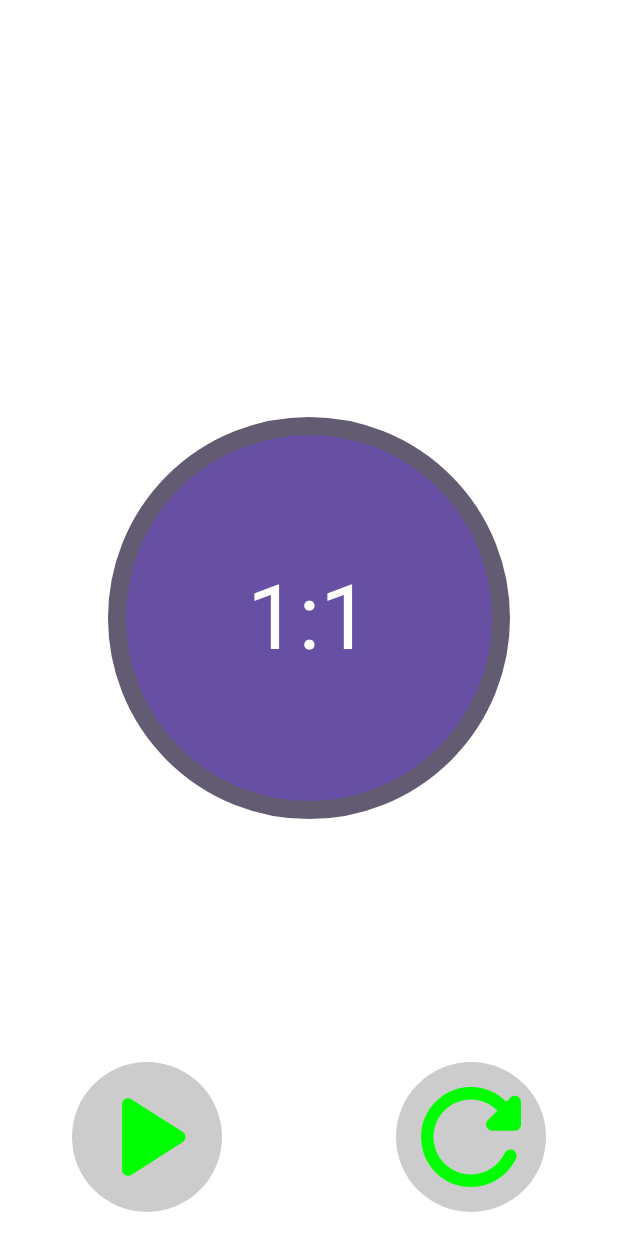
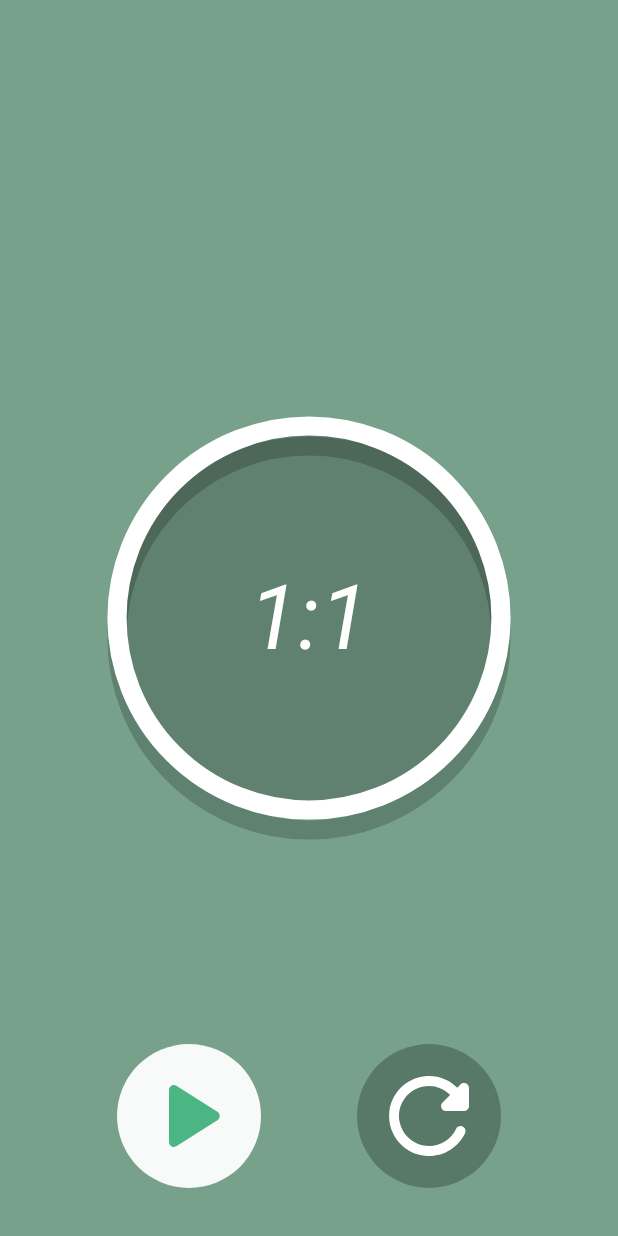
Before and after one commit to kkgosu/ComposeTimer, an Android app built with Jetpack Compose: the @Preview function Timer, on a phone screen of 412 x 824 dp. Run offline under Robolectric (Android 15) with nearby library versions, the phone set to English and light mode, and no system bars.

Commit message:
ui imporves

```diff
--- a/app/src/main/java/com/kvlg/composetimer/MainActivity.kt
+++ b/app/src/main/java/com/kvlg/composetimer/MainActivity.kt
@@ -11,10 +11,8 @@ import androidx.compose.animation.fadeIn
 import androidx.compose.animation.fadeOut
 import androidx.compose.foundation.Canvas
 import androidx.compose.foundation.background
-import androidx.compose.foundation.clickable
 import androidx.compose.foundation.gestures.detectTapGestures
 import androidx.compose.foundation.gestures.detectVerticalDragGestures
-import androidx.compose.foundation.interaction.MutableInteractionSource
 import androidx.compose.foundation.layout.Arrangement
 import androidx.compose.foundation.layout.Box
 import androidx.compose.foundation.layout.BoxScope
@@ -27,7 +25,7 @@ import androidx.compose.material.icons.Icons
 import androidx.compose.material.icons.rounded.ArrowBack
 import androidx.compose.material.icons.rounded.PlayArrow
 import androidx.compose.material.icons.rounded.Refresh
-import androidx.compose.material.ripple.rememberRipple
+import androidx.compose.material3.ExperimentalMaterial3Api
 import androidx.compose.material3.Icon
 import androidx.compose.material3.MaterialTheme
 import androidx.compose.material3.Surface
@@ -42,12 +40,13 @@ import androidx.compose.runtime.setValue
 import androidx.compose.ui.Alignment
 import androidx.compose.ui.Modifier
 import androidx.compose.ui.draw.clip
+import androidx.compose.ui.geometry.Offset
 import androidx.compose.ui.graphics.Color
 import androidx.compose.ui.graphics.StrokeCap
 import androidx.compose.ui.graphics.drawscope.Stroke
 import androidx.compose.ui.graphics.vector.ImageVector
 import androidx.compose.ui.input.pointer.pointerInput
-import androidx.compose.ui.platform.LocalDensity
+import androidx.compose.ui.text.font.FontStyle
 import androidx.compose.ui.tooling.preview.Preview
 import androidx.compose.ui.unit.dp
 import androidx.compose.ui.unit.sp
@@ -73,10 +72,8 @@ fun Timer() {
     var timerValue1 by remember { mutableStateOf(10) }
     var timerValue2 by remember { mutableStateOf(10) }
     var isTutorialVisible by remember { mutableStateOf(false) }
-    var deltaDragValue by remember { mutableStateOf(0f) }
     val angle = remember { Animatable(InitialValue) }
     var isTimerStarted by remember { mutableStateOf(false) }
-    val borderWidth = with(LocalDensity.current) { 12.dp.toPx() }
     var isInLeftSide by remember { mutableStateOf(false) }
     val scope = rememberCoroutineScope()
     LaunchedEffect(key1 = isTimerStarted) {
@@ -86,10 +83,11 @@ fun Timer() {
     }
     Box(modifier = Modifier
         .fillMaxSize()
-        .padding(16.dp)) {
+        .background(color = Color(0xFF77A18A))
+        .padding(32.dp)) {
         Box(modifier = Modifier.align(Alignment.Center)) {
-            val background = MaterialTheme.colorScheme.primary
-            val borderColor = MaterialTheme.colorScheme.secondary
+            val background = Color(0xFF60816F)
+            val borderColor = Color.White
             Canvas(modifier = Modifier
                 .align(Alignment.Center)
                 .padding(16.dp)
@@ -98,6 +96,7 @@ fun Timer() {
                     detectTapGestures(
                         onPress = {
                             isTutorialVisible = true
+                            isInLeftSide = it.x <= size.width / 2
                             scope.launch { isTutorialVisible = !tryAwaitRelease() }
                         }
                     )
@@ -106,6 +105,7 @@ fun Timer() {
                     detectVerticalDragGestures(
                         onVerticalDrag = { change, dragAmount ->
                             isTutorialVisible = true
+                            isInLeftSide = change.position.x <= size.width / 2
                             if (isInLeftSide) {
                                 timerValue1 -= (dragAmount).toInt()
                             } else {
@@ -125,20 +125,33 @@ fun Timer() {
                 }
             ) {
                 drawCircle(color = background)
+                drawArc(color = Color.Black,
+                    startAngle = StartAngle,
+                    sweepAngle = angle.value,
+                    useCenter = false,
+                    alpha = 0.2f,
+                    size = size,
+                    topLeft = Offset(0f, 20f),
+                    style = Stroke(width = size.minDimension * 0.05f, cap = StrokeCap.Round))
                 drawArc(color = borderColor,
                     startAngle = StartAngle,
                     sweepAngle = angle.value,
                     useCenter = false,
-                    style = Stroke(width = borderWidth, cap = StrokeCap.Round))
+                    size = size,
+                    style = Stroke(width = size.minDimension * 0.05f, cap = StrokeCap.Round))
             }
             TimerText("${timerValue1 / 10}", "${timerValue2 / 10}", isTutorial = false)
         }
-        if (isTimerStarted) {
-            BottomButton(icon = Icons.Rounded.ArrowBack, onClick = { isTimerStarted = !isTimerStarted }, isLeftButton = true)
-        } else {
-            BottomButton(icon = Icons.Rounded.PlayArrow, onClick = { isTimerStarted = !isTimerStarted }, isLeftButton = true)
+        Row(modifier = Modifier.align(Alignment.BottomCenter), horizontalArrangement = Arrangement.Center) {
+            if (isTimerStarted) {
+                BottomButton(icon = Icons.Rounded.ArrowBack, onClick = { isTimerStarted = !isTimerStarted }, isLeftButton = true)
+            } else {
+                BottomButton(icon = Icons.Rounded.PlayArrow, onClick = { isTimerStarted = !isTimerStarted }, isLeftButton = true)
+            }
+            BottomButton(icon = Icons.Rounded.Refresh,
+                onClick = { timerValue1 = 0; timerValue2 = 0; scope.launch { angle.snapTo(InitialValue) }; isTimerStarted = false },
+                isLeftButton = false)
         }
-        BottomButton(icon = Icons.Rounded.Refresh, onClick = { isTimerStarted = !isTimerStarted }, isLeftButton = false)
     }
     AnimatedVisibility(visible = isTutorialVisible, enter = fadeIn(), exit = fadeOut()) {
         Box(modifier = Modifier
@@ -152,30 +165,29 @@ fun Timer() {
     }
 }
 
+@OptIn(ExperimentalMaterial3Api::class)
 @Composable
-fun BoxScope.BottomButton(
+fun BottomButton(
     icon: ImageVector,
     onClick: () -> Unit,
     isLeftButton: Boolean,
+    isActive: Boolean = true,
 ) {
-    val indication = rememberRipple(
-        bounded = false,
-        radius = 50.dp
-    )
-    val alignment = if (isLeftButton) Alignment.BottomStart else Alignment.BottomEnd
-    Icon(imageVector = icon,
-        tint = Color.Green,
-        contentDescription = "", modifier = Modifier
-            .padding(start = 32.dp, end = 32.dp)
-            .size(100.dp)
-            .align(alignment)
-            .clickable(interactionSource = remember { MutableInteractionSource() },
-                indication = indication,
-                onClick = onClick
-            )
-            .clip(CircleShape)
-            .background(Color.LightGray)
-    )
+    val alpha = if (isActive) 0.95f else 0.5f
+    val color = if (isLeftButton) Color.White.copy(alpha = alpha) else Color.Black.copy(alpha = 0.25f)
+    val tint = if (isLeftButton) Color(0xFF4BB583) else Color.White
+    val size = 80.dp
+    Surface(modifier = Modifier
+        .padding(start = 32.dp, end = 32.dp),
+        shape = CircleShape, color = color, onClick = onClick, enabled = !isLeftButton || (isLeftButton && isActive)) {
+        Icon(imageVector = icon,
+            tint = tint,
+            contentDescription = "", modifier = Modifier
+                .padding(8.dp)
+                .size(size)
+                .clip(CircleShape)
+        )
+    }
 }
 
 @Composable
@@ -187,11 +199,10 @@ private fun BoxScope.TimerText(
 ) {
     val leftTextColor = if (isTutorial && !isLeftSide) Color.Transparent else Color.White
     val rightTextColor = if (isTutorial && isLeftSide) Color.Transparent else Color.White
-    val colonTextColor = if (isTutorial) Color.Transparent else Color.White
     Row(horizontalArrangement = Arrangement.Center, modifier = Modifier.align(Alignment.Center)) {
-        Text(text = value1, color = leftTextColor, fontSize = 60.sp)
-        Text(text = ":", color = colonTextColor, fontSize = 60.sp)
-        Text(text = value2, color = rightTextColor, fontSize = 60.sp)
+        Text(text = value1, color = leftTextColor, fontSize = 60.sp, fontStyle = FontStyle.Italic)
+        Text(text = ":", color = Color.White, fontSize = 60.sp, fontStyle = FontStyle.Italic)
+        Text(text = value2, color = rightTextColor, fontSize = 60.sp, fontStyle = FontStyle.Italic)
     }
 }
 
```
